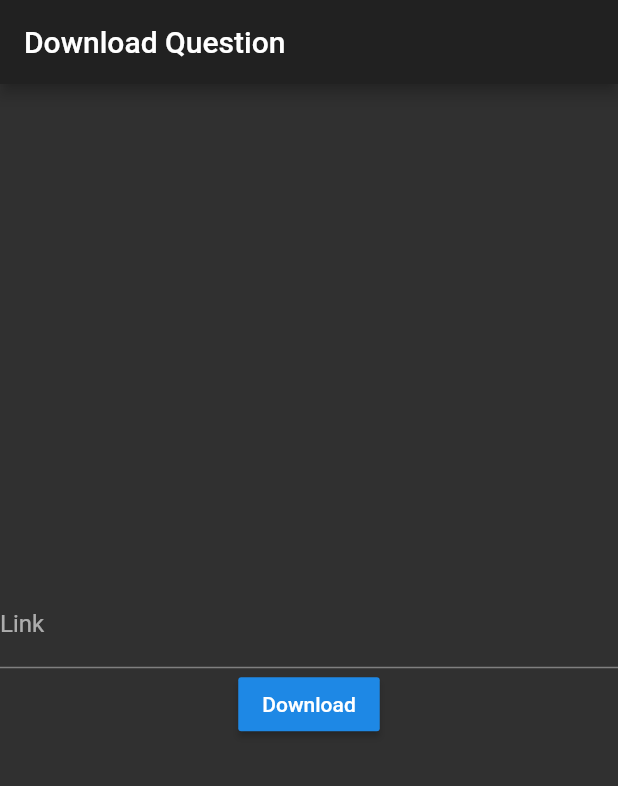
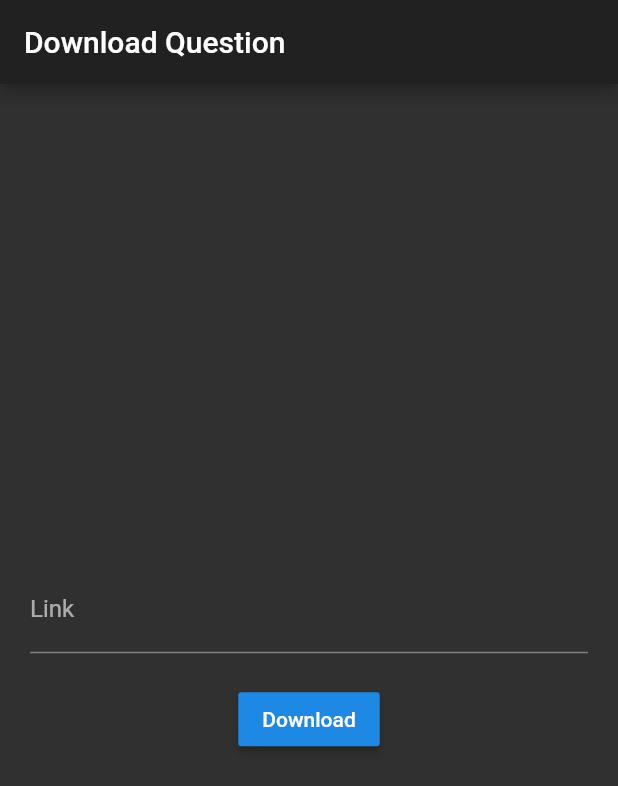
Before and after one commit to BakaOtaku/Offsubmit, a Flutter app: the DownloadHandler screen opened directly, after a tap on "Download", on a phone screen of 412 x 824 dp. Shown: the top 786 px of the screen. Run offline on Flutter 3.47's test engine with Material 2 defaults, Android fonts, the phone set to English and light mode, and no system bars; our stand-ins replace file_picker, fluttertoast, permission_handler, tuple; missing offline and left inert: clipboard_manager, downloads_path_provider, encrypt, flutter_downloader; network calls fail.

Commit message:
Cosmetic changes

```diff
--- a/app/lib/downloadHandler.dart
+++ b/app/lib/downloadHandler.dart
@@ -1,8 +1,14 @@
 import 'package:app/pathHandler.dart';
 import 'package:flutter/material.dart';
 import 'package:flutter_downloader/flutter_downloader.dart';
+import 'package:fluttertoast/fluttertoast.dart';
 
-class DownloadHandler extends StatelessWidget {
+class DownloadHandler extends StatefulWidget {
+  @override
+  _DownloadHandlerState createState() => _DownloadHandlerState();
+}
+
+class _DownloadHandlerState extends State<DownloadHandler> {
   final TextEditingController _downloadLink = TextEditingController();
 
   @override
@@ -11,7 +17,9 @@ class DownloadHandler extends StatelessWidget {
       appBar: AppBar(
         title: Text("Download Question"),
       ),
-      body: Column(
+      body: Padding(
+        padding: const EdgeInsets.all(20.0),
+        child: Column(
           mainAxisAlignment: MainAxisAlignment.center,
           children: [
             TextFormField(
@@ -20,6 +28,7 @@ class DownloadHandler extends StatelessWidget {
                 labelText: "Link",
               ),
             ),
+            SizedBox(height: 20),
             RaisedButton(
               child: Text("Download"),
               onPressed: () async {
@@ -30,10 +39,23 @@ class DownloadHandler extends StatelessWidget {
                   openFileFromNotification: true,
                 );
                 print("Task - Downloading file task ID: $taskId");
+                setState(() {
+                  _downloadLink.clear();
+                });
+                Fluttertoast.showToast(
+                  msg: "Check notification for download status",
+                  toastLength: Toast.LENGTH_SHORT,
+                  gravity: ToastGravity.BOTTOM,
+                  timeInSecForIosWeb: 1,
+                  backgroundColor: Colors.grey,
+                  textColor: Colors.white,
+                  fontSize: 16.0,
+                );
               },
             ),
           ],
         ),
+      ),
     );
   }
 }
--- a/app/lib/main.dart
+++ b/app/lib/main.dart
@@ -13,6 +13,7 @@ class MyApp extends StatelessWidget {
   @override
   Widget build(BuildContext context) {
     return MaterialApp(
+      debugShowCheckedModeBanner: false,
       title: "Exam App",
       home: HomePage(),
       theme: ThemeData.dark(),
```
Also changed, not shown: app/lib/decryptHandler.dart (+15 -0 lines), app/lib/submissionHandler.dart (+15 -0 lines), app/lib/uploadHandler.dart (+14 -0 lines), 1 other file. Lines whose indentation alone changed are shown as unchanged.
